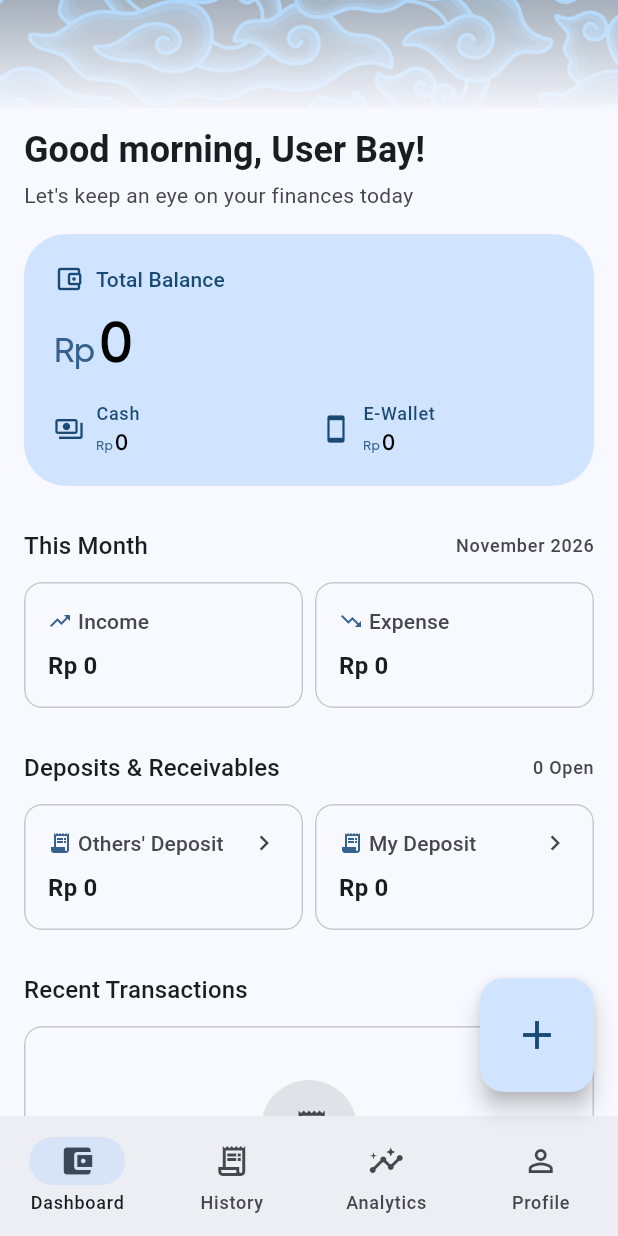
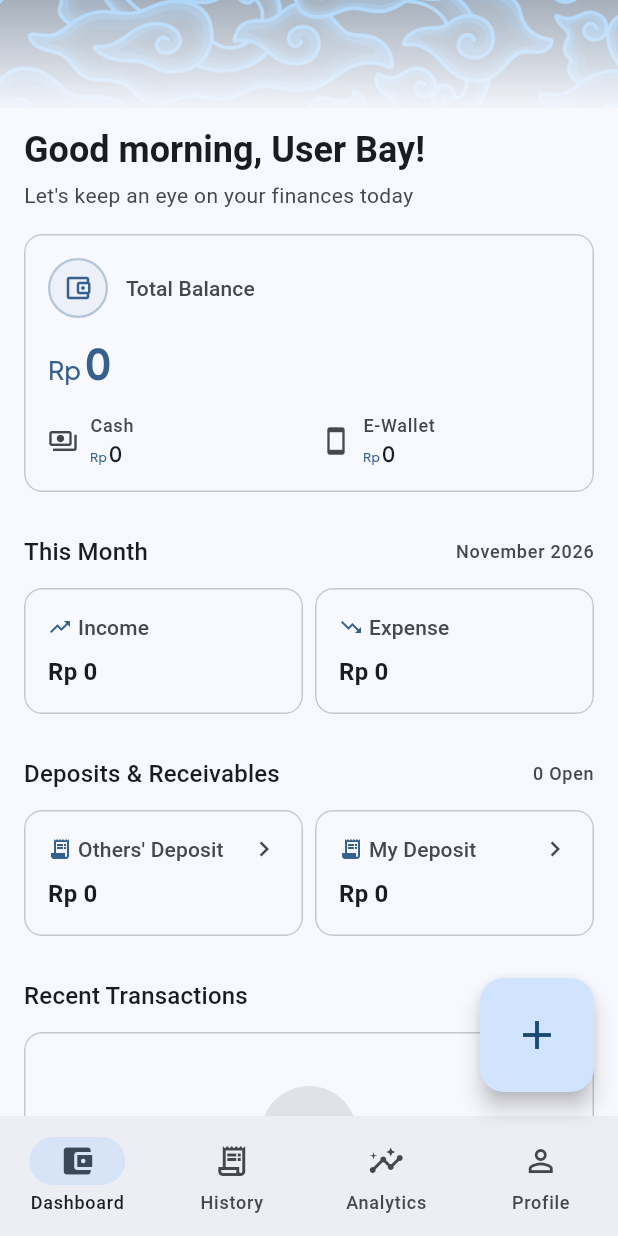
Before and after one commit to abayDahln/CashBay, a Flutter app: the screen it shows after launch, on a phone screen of 412 x 824 dp. Run offline on Flutter 3.47's test engine with Material 3 defaults, Android fonts, the phone set to English and light mode, and no system bars; our stand-ins replace fl_chart, flutter_local_notifications, image_picker, shared_preferences, sqflite, sqflite_common_ffi and 1 more; missing offline and left inert: file_selector; accounts and stored records are empty.

Commit message:
update screen ui and components

```diff
--- a/lib/features/dashboard/presentation/screens/dashboard_screen.dart
+++ b/lib/features/dashboard/presentation/screens/dashboard_screen.dart
@@ -479,51 +479,60 @@ class _BalanceHeroCard extends StatelessWidget {
     final scheme = Theme.of(context).colorScheme;
     final text = Theme.of(context).textTheme;
     final t = L.of(context);
-    final onColor = scheme.onPrimaryContainer;
-    // Nominal figures are plain black/white, not the dark primary tint.
-    final amountColor = Theme.of(context).brightness == Brightness.dark
-        ? Colors.white
-        : Colors.black;
     return RepaintBoundary(
       child: AppCard(
-        color: scheme.primaryContainer,
-        radius: BorderRadius.circular(AppTheme.radiusXl),
-        padding: const EdgeInsets.all(20),
+        variant: AppCardVariant.outlined,
+        padding: const EdgeInsets.all(16),
         child: Column(
           crossAxisAlignment: CrossAxisAlignment.start,
           children: [
             Row(
               children: [
-                Icon(
-                  Icons.account_balance_wallet_outlined,
-                  size: 20,
-                  color: onColor,
+                Container(
+                  width: 40,
+                  height: 40,
+                  decoration: BoxDecoration(
+                    shape: BoxShape.circle,
+                    color: scheme.primary.withValues(alpha: 0.06),
+                    border: Border.all(
+                      color: scheme.primary.withValues(alpha: 0.3),
+                      width: 1.5,
+                    ),
+                  ),
+                  child: Icon(
+                    Icons.account_balance_wallet_outlined,
+                    size: 20,
+                    color: scheme.primary,
+                  ),
                 ),
-                const SizedBox(width: 8),
-                Text(
-                  t.totalBalance,
-                  style: text.titleSmall?.copyWith(color: onColor),
+                const SizedBox(width: 12),
+                Expanded(
+                  child: Text(
+                    t.totalBalance,
+                    style: text.titleSmall?.copyWith(
+                      color: scheme.onSurfaceVariant,
+                    ),
+                    maxLines: 1,
+                    overflow: TextOverflow.ellipsis,
+                  ),
                 ),
               ],
             ),
-            const SizedBox(height: 8),
+            const SizedBox(height: 12),
             FittedBox(
               fit: BoxFit.scaleDown,
               alignment: Alignment.centerLeft,
               child: NominalText(
                 amount: provider.totalBalance,
-                style: AppTheme.nominal(
-                  text.displaySmall?.copyWith(
-                    color: amountColor,
-                    fontWeight: FontWeight.w600,
-                  ),
-                  letterSpacing: -0.5,
+                style: text.headlineMedium?.copyWith(
+                  color: scheme.primary,
+                  fontWeight: FontWeight.w700,
                 ),
                 symbolColor: scheme.primary,
                 maxLines: 1,
               ),
             ),
-            const SizedBox(height: 20),
+            const SizedBox(height: 16),
             Row(
               children: [
                 Expanded(
@@ -531,7 +540,7 @@ class _BalanceHeroCard extends StatelessWidget {
                     label: t.cash,
                     icon: Icons.payments_outlined,
                     balance: provider.cashWallet?.balance ?? 0,
-                    amountColor: amountColor,
+                    amountColor: scheme.onSurface,
                   ),
                 ),
                 const SizedBox(width: 16),
@@ -540,7 +549,7 @@ class _BalanceHeroCard extends StatelessWidget {
                     label: t.ewallet,
                     icon: Icons.smartphone_outlined,
                     balance: provider.ewalletWallet?.balance ?? 0,
-                    amountColor: amountColor,
+                    amountColor: scheme.onSurface,
                   ),
                 ),
               ],
@@ -570,7 +579,7 @@ class _WalletBreakdown extends StatelessWidget {
     final text = Theme.of(context).textTheme;
     return Row(
       children: [
-        Icon(icon, size: 20, color: scheme.onPrimaryContainer),
+        Icon(icon, size: 20, color: scheme.onSurfaceVariant),
         const SizedBox(width: 8),
         Expanded(
           child: Column(
@@ -581,7 +590,7 @@ class _WalletBreakdown extends StatelessWidget {
                 maxLines: 1,
                 overflow: TextOverflow.ellipsis,
                 style: text.labelMedium?.copyWith(
-                  color: scheme.onPrimaryContainer,
+                  color: scheme.onSurfaceVariant,
                 ),
               ),
               NominalText(
```
Also changed, not shown: lib/features/debts/presentation/screens/debt_detail_screen.dart (+4 -3 lines), lib/features/debts/presentation/screens/debts_screen.dart (+91 -24 lines).
